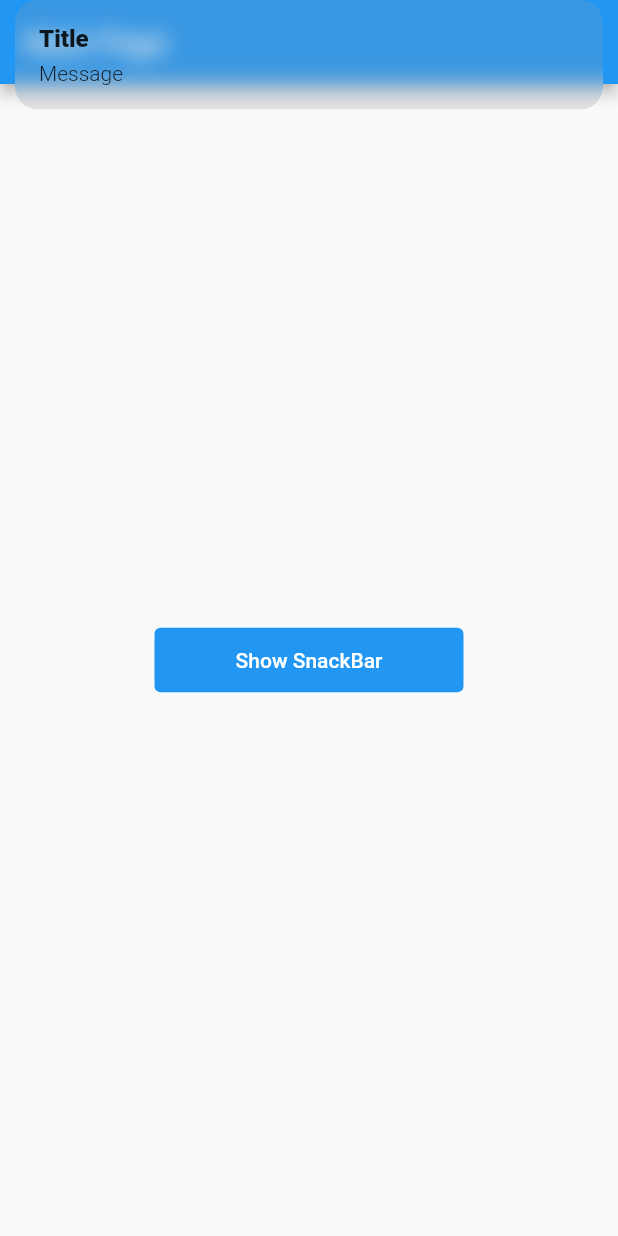
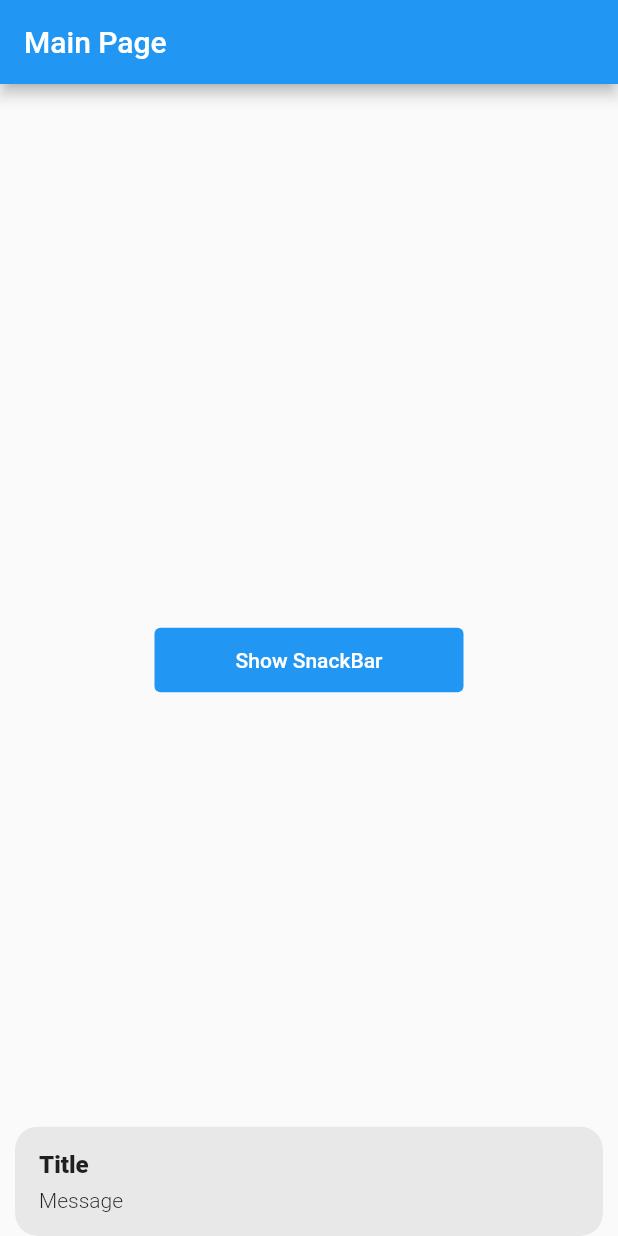
Before and after one commit to mouradneb/getx_training, a Flutter app: the screen it shows after launch, after a tap on "Show SnackBar", on a phone screen of 412 x 824 dp. Run offline on Flutter 3.47's test engine with Material 2 defaults, Android fonts, the light colour scheme and no system bars; our stand-ins replace flutter_screenutil, get.

Commit message:
Get.snackbar('title','message')

```diff
--- a/lib/02_snackbar.dart
+++ b/lib/02_snackbar.dart
@@ -1,7 +1,103 @@
 import 'package:get/get.dart';
+import 'package:flutter/material.dart';
+import 'package:flutter_screenutil/flutter_screenutil.dart';
 
 class SnackBar_02 {
   static show() {
-    Get.snackbar("Title", "Message");
+    // Get.snackbar("SnackBar Title", "SnackBar Message");
+    Get.snackbar(
+      "Title",
+      "Message",
+
+      /* titleText: Text(
+        "Title",
+        style: TextStyle(fontSize: 24, color: Colors.black54),
+      ),
+      messageText: Text(
+        "Message",
+        style: TextStyle(fontSize: 24, color: Colors.black87),
+      ), */
+
+      // colorText: Colors.black87,
+      // borderRadius: 30,
+      // margin: EdgeInsets.all(16),
+      // maxWidth: 250.w,
+
+      // animationDuration: Duration(seconds: 5),
+
+      /* backgroundGradient: LinearGradient(colors: [
+        Colors.red,
+        Colors.green,
+      ]), */ // when backgroundGradient is specified, backGroundColor will not have effect
+
+      /* borderColor:
+          Colors.grey, // when using borderColor ensure that borderWidth is set
+      borderWidth: 1.0,*/
+
+      /* boxShadows: [
+        BoxShadow(
+            color: Colors.grey.shade400,
+            offset: Offset(10, -10),
+            blurRadius: 8,
+            spreadRadius: 20)
+      ], */
+
+      /* isDismissible: true, //default true
+      dismissDirection: SnackDismissDirection.HORIZONTAL, */
+
+      // forwardAnimationCurve: Curves.bounceInOut, // applied when snackbar will be displayed
+      // duration: Duration(milliseconds: 8000),
+
+      /* icon: Icon(
+        Icons.send,
+        color: Colors.red,
+      ),
+      shouldIconPulse: true,*/ //default true
+
+      // leftBarIndicatorColor: Colors.red,
+
+      /* mainButton: TextButton(
+        onPressed: () {
+          print("main button clicked");
+        },
+        child: Text("Main Button"),
+        style: TextButton.styleFrom(
+          backgroundColor: Colors.blue.shade300,
+        ),
+      ),*/
+
+      /*onTap: (val) {
+        print("snackbar clicked");
+      },*/
+
+      /* overlayBlur: 5,
+      overlayColor: Colors.blue.shade100, //work with overlayBlur */
+
+      // padding: EdgeInsets.all(50),
+
+      /* showProgressIndicator: true, // default false
+      progressIndicatorBackgroundColor:
+          Colors.grey, //work with showProgressIndicator
+      progressIndicatorValueColor: AlwaysStoppedAnimation<Color>(Colors.white), */
+
+      /* reverseAnimationCurve:
+          Curves.bounceInOut, // applied when snackbar will be hided */
+
+      /* snackbarStatus: (val) {
+        print(val);
+      }, */
+
+      /* userInputForm: Form(
+        child: Row(
+          children: [
+            Expanded(
+              child: TextField(),
+            )
+          ],
+        ),
+      ), // all other wdgets will be hided */
+
+      snackPosition: SnackPosition.BOTTOM,
+    );
   }
 }
--- a/lib/main.dart
+++ b/lib/main.dart
@@ -14,7 +14,7 @@ class MyApp extends StatelessWidget {
   @override
   Widget build(BuildContext context) {
     return ScreenUtilInit(
-      designSize: Size(360, 690),
+      designSize: const Size(360, 690),
       builder: () => GetMaterialApp(
           debugShowCheckedModeBanner: false,
           home: SafeArea(
```
